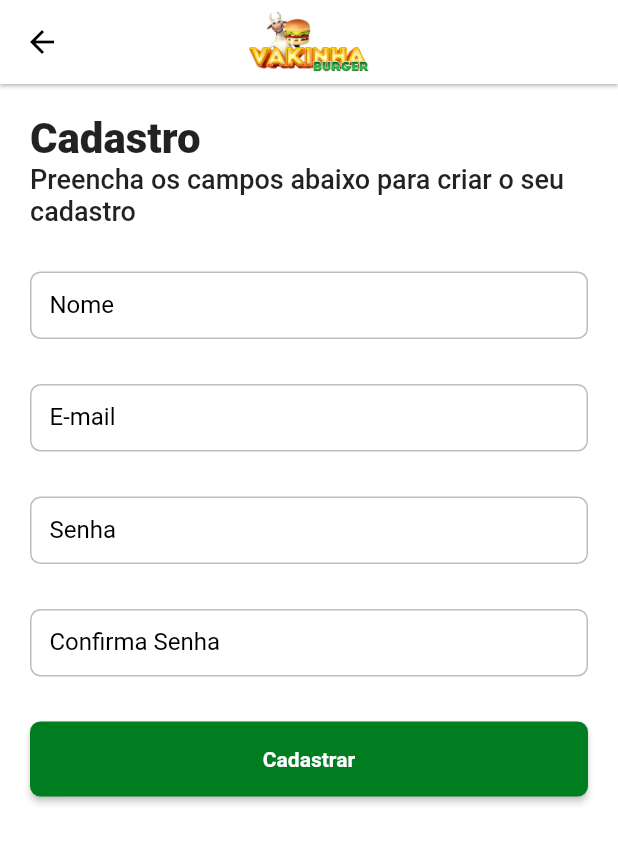
After one commit to marlonlamartine/vakinha-burger-delivery-adf, a Flutter app: the LoginPage screen opened by its route, after a tap on "Cadastre-se", on a phone screen of 412 x 824 dp. The commit adds this screen. Shown: the top 843 px of the screen. Run offline on Flutter 3.47's test engine with Material 2 defaults, Android fonts, the phone set to English and light mode, and no system bars; our stand-ins replace bloc, dio, equatable, flutter_bloc, loading_animation_widget, shared_preferences and 1 more; missing offline and left inert: match; accounts and stored records are empty; network calls fail; Roboto replaces fonts that are missing (mplus1).

Commit message:
bag and auth pages

```diff
--- a/lib/app/core/ui/styles/text_styles.dart
+++ b/lib/app/core/ui/styles/text_styles.dart
@@ -30,6 +30,8 @@ class TextStyles {
       TextStyle(fontWeight: FontWeight.w800, fontFamily: font);
 
   TextStyle get textButtonLabel => textBold.copyWith(fontSize: 14);
+
+  TextStyle get textTitle => textExtraBold.copyWith(fontSize: 28);
 }
 
 extension TextStylesExtensions on BuildContext {
--- /dev/null
+++ b/lib/app/pages/auth/login/login_page.dart
@@ -0,0 +1,83 @@
+import 'package:flutter/material.dart';
+import 'package:vaquinha_burger_app/app/core/ui/styles/text_styles.dart';
+import 'package:vaquinha_burger_app/app/core/ui/widgets/delivery_appbar.dart';
+import 'package:vaquinha_burger_app/app/core/ui/widgets/delivery_button.dart';
+
+class LoginPage extends StatelessWidget {
+  const LoginPage({super.key});
+
+  @override
+  Widget build(BuildContext context) {
+    return Scaffold(
+      appBar: DeliveryAppbar(),
+      body: CustomScrollView(
+        slivers: [
+          SliverToBoxAdapter(
+            child: Padding(
+              padding: const EdgeInsets.all(20.0),
+              child: Form(
+                child: Column(
+                  crossAxisAlignment: CrossAxisAlignment.start,
+                  children: [
+                    Text(
+                      'Login',
+                      style: context.textStyles.textTitle,
+                    ),
+                    const SizedBox(height: 30),
+                    TextFormField(
+                      decoration: const InputDecoration(
+                        labelText: 'E-mail',
+                      ),
+                    ),
+                    const SizedBox(height: 30),
+                    TextFormField(
+                      decoration: const InputDecoration(
+                        labelText: 'Senha',
+                      ),
+                    ),
+                    const SizedBox(height: 50),
+                    Center(
+                      child: DeliveryButton(
+                        label: 'ENTRAR',
+                        width: double.infinity,
+                        onPressed: () {},
+                      ),
+                    ),
+                  ],
+                ),
+              ),
+            ),
+          ),
+          SliverFillRemaining(
+            hasScrollBody: false,
+            child: Padding(
+              padding: const EdgeInsets.all(8.0),
+              child: Align(
+                alignment: Alignment.bottomCenter,
+                child: Row(
+                  mainAxisAlignment: MainAxisAlignment.center,
+                  children: [
+                    Text(
+                      'Não possui uma conta',
+                      style: context.textStyles.textBold,
+                    ),
+                    TextButton(
+                      onPressed: () {
+                        Navigator.of(context).pushNamed('/auth/register');
+                      },
+                      child: Text(
+                        'Cadastre-se',
+                        style: context.textStyles.textBold
+                            .copyWith(color: Colors.blue),
+                      ),
+                    ),
+                  ],
+                ),
+              ),
+            ),
+          ),
+        ],
+      ),
+    );
+  }
+}
--- /dev/null
+++ b/lib/app/pages/auth/register/register_page.dart
@@ -0,0 +1,60 @@
+import 'package:flutter/material.dart';
+import 'package:vaquinha_burger_app/app/core/ui/styles/text_styles.dart';
+import 'package:vaquinha_burger_app/app/core/ui/widgets/delivery_appbar.dart';
+import 'package:vaquinha_burger_app/app/core/ui/widgets/delivery_button.dart';
+
+class RegisterPage extends StatelessWidget {
+  const RegisterPage({super.key});
+
+  @override
+  Widget build(BuildContext context) {
+    return Scaffold(
+      appBar: DeliveryAppbar(),
+      body: SingleChildScrollView(
+        child: Padding(
+          padding: const EdgeInsets.all(20),
+          child: Form(
+            child: Column(
+              crossAxisAlignment: CrossAxisAlignment.start,
+              children: [
+                Text(
+                  'Cadastro',
+                  style: context.textStyles.textTitle,
+                ),
+                Text(
+                  'Preencha os campos abaixo para criar o seu cadastro',
+                  style: context.textStyles.textMedium.copyWith(fontSize: 18),
+                ),
+                const SizedBox(height: 30),
+                TextFormField(
+                  decoration: const InputDecoration(labelText: 'Nome'),
+                ),
+                const SizedBox(height: 30),
+                TextFormField(
+                  decoration: const InputDecoration(labelText: 'E-mail'),
+                ),
+                const SizedBox(height: 30),
+                TextFormField(
+                  decoration: const InputDecoration(labelText: 'Senha'),
+                ),
+                const SizedBox(height: 30),
+                TextFormField(
+                  decoration:
+                      const InputDecoration(labelText: 'Confirma Senha'),
+                ),
+                const SizedBox(height: 30),
+                Center(
+                  child: DeliveryButton(
+                    onPressed: () {},
+                    label: 'Cadastrar',
+                    width: double.infinity,
+                  ),
+                ),
+              ],
+            ),
+          ),
+        ),
+      ),
+    );
+  }
+}
--- /dev/null
+++ b/lib/app/pages/product_detail/product_detail_controller.dart
@@ -0,0 +1,18 @@
+import 'package:bloc/bloc.dart';
+
+class ProductDetailController extends Cubit<int> {
+  late final bool _hasOrder;
+  ProductDetailController() : super(1);
+
+  void initial(int amount, bool hasOrder) {
+    _hasOrder = hasOrder;
+    emit(amount);
+  }
+
+  void increment() => emit(state + 1);
+  void decrement() {
+    if (state > (_hasOrder ? 0 : 1)) {
+      emit(state - 1);
+    }
+  }
+}
--- /dev/null
+++ b/lib/app/pages/product_detail/product_detail_router.dart
@@ -0,0 +1,24 @@
+import 'package:flutter/material.dart';
+import 'package:provider/provider.dart';
+import 'package:vaquinha_burger_app/app/pages/product_detail/product_detail_controller.dart';
+import 'package:vaquinha_burger_app/app/pages/product_detail/product_detail_page.dart';
+
+class ProductDetailRouter {
+  ProductDetailRouter._();
+
+  static Widget get page => MultiProvider(
+        providers: [
+          Provider(
+            create: (context) => ProductDetailController(),
+          ),
+        ],
+        builder: (context, child) {
+          final args = ModalRoute.of(context)!.settings.arguments
+              as Map<String, dynamic>;
+          return ProductDetailPage(
+            product: args['product'],
+            order: args['order'],
+          );
+        },
+      );
+}
--- a/lib/app/vaquinha_burger_delivery.dart
+++ b/lib/app/vaquinha_burger_delivery.dart
@@ -1,7 +1,10 @@
 import 'package:flutter/material.dart';
 import 'package:vaquinha_burger_app/app/core/provider/application_binding.dart';
 import 'package:vaquinha_burger_app/app/core/ui/theme/theme_config.dart';
+import 'package:vaquinha_burger_app/app/pages/auth/login/login_page.dart';
+import 'package:vaquinha_burger_app/app/pages/auth/register/register_page.dart';
 import 'package:vaquinha_burger_app/app/pages/home/home_router.dart';
+import 'package:vaquinha_burger_app/app/pages/product_detail/product_detail_router.dart';
 import 'package:vaquinha_burger_app/app/pages/splash/splash_page.dart';
 
 class VaquinhaBurgerDelivery extends StatelessWidget {
@@ -16,6 +19,9 @@ class VaquinhaBurgerDelivery extends StatelessWidget {
         routes: {
           '/': (context) => const SplashPage(),
           '/home': (context) => HomeRouter.page,
+          '/productDetail': (context) => ProductDetailRouter.page,
+          '/auth/login': (context) => const LoginPage(),
+          '/auth/register': (context) => const RegisterPage(),
         },
       ),
     );
--- a/pubspec.yaml
+++ b/pubspec.yaml
@@ -46,6 +46,8 @@ dependencies:
   flutter_bloc: ^8.1.1
   equatable: ^2.0.5
   match: ^0.4.1
+  auto_size_text: ^3.0.0
+  shared_preferences: ^2.0.17
 
 dev_dependencies:
   flutter_test:
```
Also changed, not shown: lib/app/core/ui/widgets/delivery_increment_decrement_button.dart (added, +62 -0 lines), lib/app/dto/order_product_dto.dart (added, +13 -0 lines), lib/app/pages/home/home_controller.dart (+18 -0 lines), lib/app/pages/home/home_page.dart (+11 -0 lines), lib/app/pages/home/home_state.dart (+7 -1 lines), lib/app/pages/home/widgets/delivery_product_tile.dart (+26 -4 lines), lib/app/pages/home/widgets/shopping_bag_widget.dart (added, +77 -0 lines), lib/app/pages/product_detail/product_detail_page.dart (added, +193 -0 lines), pubspec.lock, 1 other file.
